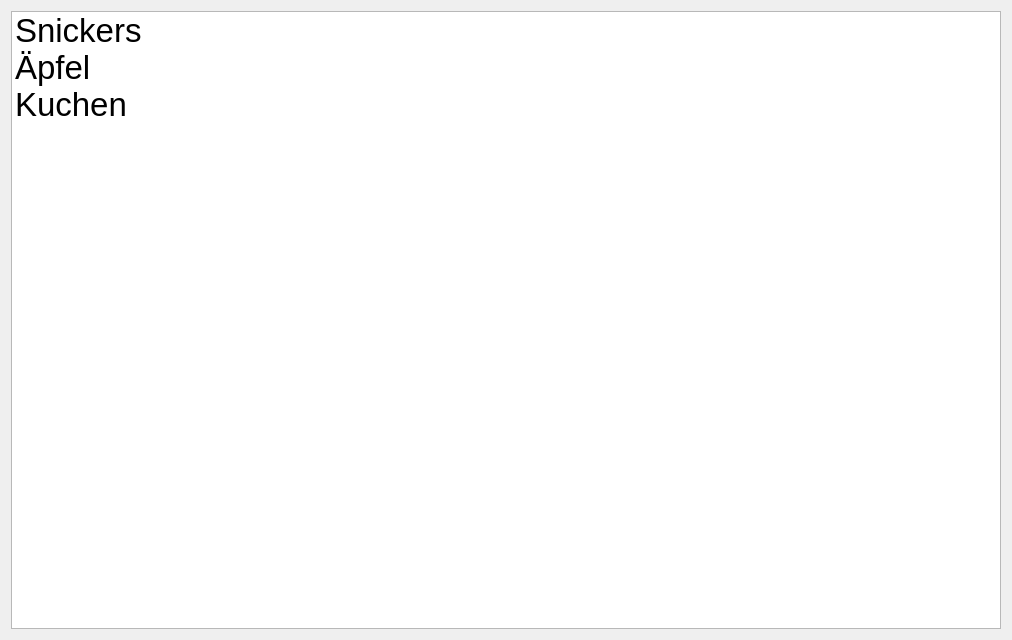
First picture: the form in TallyOnRaspberry/buywidget.ui, repository Deltachi/Tally_Teamproject, before the edit.
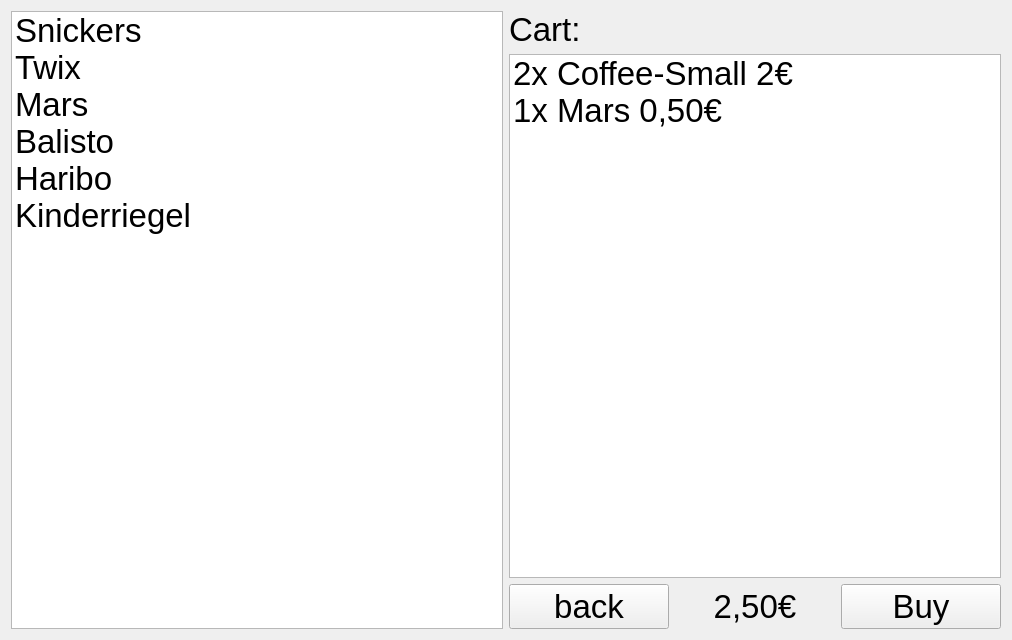
Second picture: the form after the edit. Icons and pictures are not drawn.

Commit message: Add some Userinterface buttons,etc.

```diff
--- a/TallyOnRaspberry/buywidget.ui
+++ b/TallyOnRaspberry/buywidget.ui
@@ -23,25 +23,160 @@
          <pointsize>25</pointsize>
         </font>
        </property>
+       <property name="iconSize">
+        <size>
+         <width>200</width>
+         <height>200</height>
+        </size>
+       </property>
        <item>
         <property name="text">
          <string>Snickers</string>
         </property>
+        <property name="font">
+         <font>
+          <pointsize>25</pointsize>
+         </font>
+        </property>
+        <property name="icon">
+         <iconset>
+          <normaloff>40074-Snickers-Schokoriegel.jpg</normaloff>40074-Snickers-Schokoriegel.jpg</iconset>
+        </property>
        </item>
        <item>
         <property name="text">
-         <string>Äpfel</string>
+         <string>Twix</string>
         </property>
        </item>
        <item>
         <property name="text">
-         <string>Kuchen</string>
+         <string>Mars</string>
+        </property>
+        <property name="icon">
+         <iconset>
+          <normaloff>40073-Mars-Schokoriegel-Riegel.jpg</normaloff>40073-Mars-Schokoriegel-Riegel.jpg</iconset>
+        </property>
+       </item>
+       <item>
+        <property name="text">
+         <string>Balisto</string>
+        </property>
+        <property name="icon">
+         <iconset>
+          <normaloff>Balisto_vier_Riegel.jpg</normaloff>Balisto_vier_Riegel.jpg</iconset>
+        </property>
+       </item>
+       <item>
+        <property name="text">
+         <string>Haribo</string>
+        </property>
+        <property name="icon">
+         <iconset>
+          <normaloff>haribo-goldbaeren-lose.jpg</normaloff>haribo-goldbaeren-lose.jpg</iconset>
+        </property>
+       </item>
+       <item>
+        <property name="text">
+         <string>Kinderriegel</string>
+        </property>
+        <property name="icon">
+         <iconset>
+          <normaloff>kinderriegel-hmm-lecker-wird-gerne-als-snack-zwischendurch-genommen-400x200-bild-3-1660723.jpg</normaloff>kinderriegel-hmm-lecker-wird-gerne-als-snack-zwischendurch-genommen-400x200-bild-3-1660723.jpg</iconset>
         </property>
        </item>
       </widget>
      </item>
      <item>
-      <layout class="QGridLayout" name="gridLayout_port"/>
+      <layout class="QGridLayout" name="gridLayout_port">
+       <item row="2" column="0">
+        <layout class="QHBoxLayout" name="horizontalLayout_2">
+         <item>
+          <widget class="QPushButton" name="pushButton">
+           <property name="font">
+            <font>
+             <pointsize>25</pointsize>
+            </font>
+           </property>
+           <property name="text">
+            <string>back</string>
+           </property>
+          </widget>
+         </item>
+         <item>
+          <widget class="QLabel" name="label_3">
+           <property name="font">
+            <font>
+             <pointsize>25</pointsize>
+            </font>
+           </property>
+           <property name="text">
+            <string>2,50€</string>
+           </property>
+           <property name="alignment">
+            <set>Qt::AlignCenter</set>
+           </property>
+          </widget>
+         </item>
+         <item>
+          <widget class="QPushButton" name="pushButton_2">
+           <property name="font">
+            <font>
+             <pointsize>25</pointsize>
+            </font>
+           </property>
+           <property name="text">
+            <string>Buy</string>
+           </property>
+          </widget>
+         </item>
+        </layout>
+       </item>
+       <item row="0" column="0">
+        <widget class="QLabel" name="label">
+         <property name="font">
+          <font>
+           <pointsize>25</pointsize>
+          </font>
+         </property>
+         <property name="text">
+          <string>Cart:</string>
+         </property>
+        </widget>
+       </item>
+       <item row="1" column="0">
+        <widget class="QListWidget" name="listWidget_2">
+         <property name="font">
+          <font>
+           <pointsize>25</pointsize>
+          </font>
+         </property>
+         <item>
+          <property name="text">
+           <string>2x Coffee-Small 2€</string>
+          </property>
+          <property name="font">
+           <font>
+            <pointsize>25</pointsize>
+           </font>
+          </property>
+         </item>
+         <item>
+          <property name="text">
+           <string>1x Mars 0,50€</string>
+          </property>
+          <property name="font">
+           <font>
+            <pointsize>25</pointsize>
+           </font>
+          </property>
+          <property name="icon">
+           <iconset>
+            <normaloff>40073-Mars-Schokoriegel-Riegel.jpg</normaloff>40073-Mars-Schokoriegel-Riegel.jpg</iconset>
+          </property>
+         </item>
+        </widget>
+       </item>
+      </layout>
      </item>
     </layout>
    </item>
```
Left out of the diff: 4 changed lines with no effect on the pictures. The commit also changes 7 other files.
